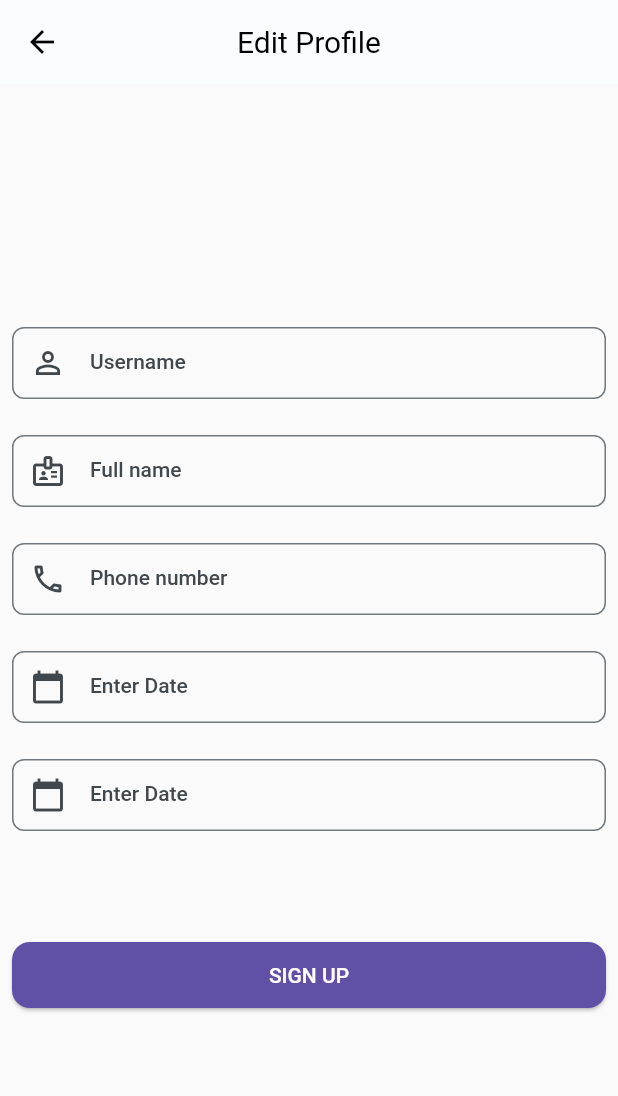
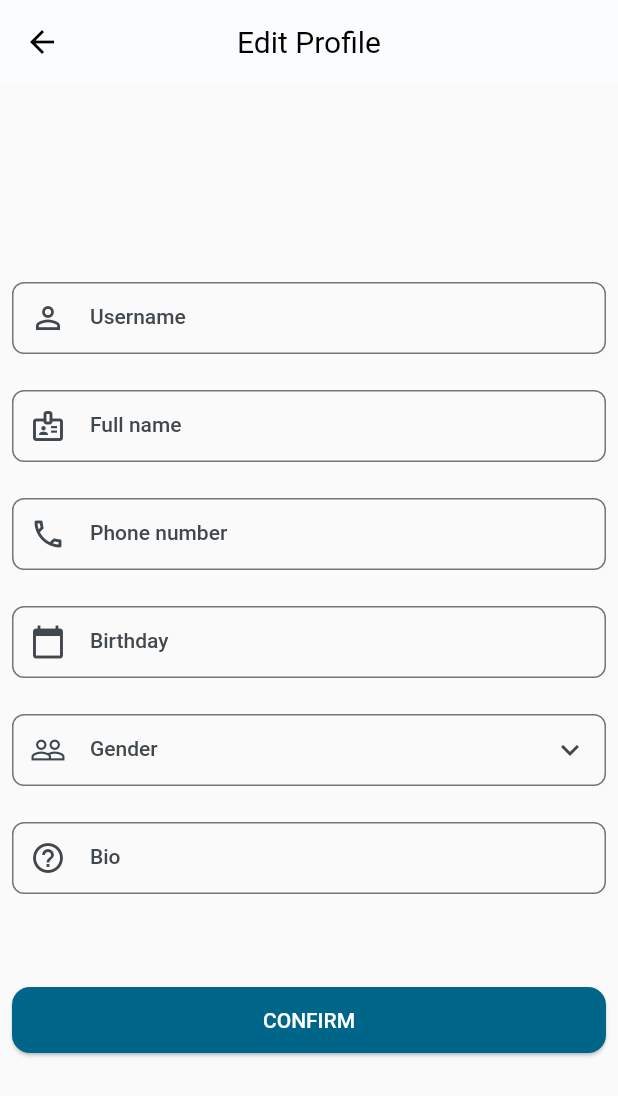
Before and after one commit to quangnhat22/cs_video_call_app, a Flutter app: the EditProfilePage screen opened directly, on a phone screen of 412 x 824 dp. Shown: the top 1096 px of the screen. Run offline on Flutter 3.47's test engine with Material 2 defaults, Android fonts, the phone set to English and light mode, and no system bars; our stand-ins replace cached_network_image, device_info_plus, dio, equatable, firebase_auth, firebase_core and 8 more; accounts and stored records are empty; generated files the repository leaves out were written again.

Commit message:
finish UI edit form

```diff
--- a/lib/common/widgets/stateless/form/text_form_field.dart
+++ b/lib/common/widgets/stateless/form/text_form_field.dart
@@ -44,6 +44,8 @@ class CTextFormField extends StatelessWidget {
       child: TextFormField(
         controller: controller,
         validator: (value) => validateValue(value, context),
+        minLines: 1,
+        maxLines: null,
         decoration: InputDecoration(
           prefixIcon: icon,
           label: Text(label),
--- a/lib/core/langs/app_en.arb
+++ b/lib/core/langs/app_en.arb
@@ -41,5 +41,6 @@
   "are_you_sure_want_to_log_out": "Are you sure you want to logout?",
   "username": "Username",
   "full_name": "Full name",
-  "phone_number": "Phone number"
+  "phone_number": "Phone number",
+  "bio": "Bio"
 }
--- a/lib/core/langs/app_vi.arb
+++ b/lib/core/langs/app_vi.arb
@@ -41,5 +41,6 @@
   "are_you_sure_want_to_log_out": "Bạn có chắc chắn muốn thoát khỏi ứng dụng?",
   "username": "Username",
   "full_name": "Họ và tên",
-  "phone_number": "Số điện thoại"
+  "phone_number": "Số điện thoại",
+  "bio": "Giới thiệu bản thân"
 }
--- a/lib/main.dart
+++ b/lib/main.dart
@@ -1,3 +1,4 @@
+import 'package:firebase_auth/firebase_auth.dart';
 import 'package:firebase_core/firebase_core.dart';
 import 'package:flutter/material.dart';
 import 'package:flutter_bloc/flutter_bloc.dart';
@@ -17,9 +18,12 @@ Future<void> _initialize() async {
   WidgetsFlutterBinding.ensureInitialized();
   // .dev
   Bloc.observer = AppObserver();
+
   await Firebase.initializeApp(
     options: DefaultFirebaseOptions.currentPlatform,
   );
+  // .dev
+  //await FirebaseAuth.instance.useAuthEmulator('127.0.0.1', 9099);
   await Hive.initFlutter();
   await di.configureDependencies();
 }
--- a/lib/presentation/setting/edit_profile/widgets/birthday_input.dart
+++ b/lib/presentation/setting/edit_profile/widgets/birthday_input.dart
@@ -25,7 +25,7 @@ class _BirthdayInputState extends State<BirthdayInput> {
         controller: dateInput,
         decoration: const InputDecoration(
           prefixIcon: Icon(Icons.calendar_today),
-          label: Text("Enter Date"),
+          label: Text("Birthday"),
           border: OutlineInputBorder(
               borderSide: BorderSide(width: 1),
               borderRadius: BorderRadius.all(Radius.circular(8))),
--- a/lib/presentation/setting/edit_profile/widgets/edit_profile_form.dart
+++ b/lib/presentation/setting/edit_profile/widgets/edit_profile_form.dart
@@ -5,7 +5,6 @@ import 'package:videocall/presentation/setting/edit_profile/widgets/birthday_inp
 import 'package:videocall/presentation/setting/edit_profile/widgets/gender_input.dart';
 
 import '../../../../common/widgets/stateless/buttons/custom_elevated_button.dart';
-import '../../../../common/widgets/stateless/buttons/custom_text_button.dart';
 
 class EditProfileForm extends StatelessWidget {
   const EditProfileForm({Key? key}) : super(key: key);
@@ -15,9 +14,7 @@ class EditProfileForm extends StatelessWidget {
     final usernameController = TextEditingController();
     final fullNameController = TextEditingController();
     final phoneNumberController = TextEditingController();
-    final emailController = TextEditingController();
-    final passwordController = TextEditingController();
-    final confirmPasswordController = TextEditingController();
+    final bioController = TextEditingController();
 
     final formKey = GlobalKey<FormState>();
 
@@ -30,7 +27,8 @@ class EditProfileForm extends StatelessWidget {
     return SingleChildScrollView(
       child: Form(
         key: formKey,
-        child: Column(children: <Widget>[
+        child: Column(
+          children: <Widget>[
             CTextFormField(
               controller: usernameController,
               icon: const Icon(Icons.person_outline),
@@ -50,28 +48,41 @@ class EditProfileForm extends StatelessWidget {
             ),
             const BirthdayInput(),
             const GenderInput(),
+            CTextFormField(
+              controller: bioController,
+              icon: const Icon(Icons.help_outline),
+              label: AppLocalizations.of(context)!.bio,
+              type: InputType.multiline,
+            ),
             Padding(
-            padding: const EdgeInsets.only(top: 60),
+              padding: const EdgeInsets.only(top: 48),
               child: SizedBox(
                 width: double.infinity,
                 child: CustomElevatedButton(
-                  AppLocalizations.of(context)!.sign_up_text_button,
-                  signUp,
-                  Theme.of(context).colorScheme.secondary),
+                  AppLocalizations.of(context)!.confirm,
+                  () {},
+                  Theme.of(context).colorScheme.primary,
                 ),
               ),
-          if (MediaQuery.of(context).orientation == Orientation.landscape)
-            Padding(
-              padding: const EdgeInsets.only(top: 14),
-              child: CustomTextButton(
-                AppLocalizations.of(context)!.back_to_welcome,
-                () {
-                  Navigator.pop(context);
-                },
-                Theme.of(context).colorScheme.secondary,
             ),
-            )
-        ]),
+            // if (MediaQuery
+            //     .of(context)
+            //     .orientation == Orientation.landscape)
+            //   Padding(
+            //     padding: const EdgeInsets.only(top: 14),
+            //     child: CustomTextButton(
+            //       AppLocalizations.of(context)!.back_to_welcome,
+            //           () {
+            //         Navigator.pop(context);
+            //       },
+            //       Theme
+            //           .of(context)
+            //           .colorScheme
+            //           .secondary,
+            //     ),
+            //   )
+          ],
+        ),
       ),
     );
   }
--- a/lib/presentation/setting/edit_profile/widgets/gender_input.dart
+++ b/lib/presentation/setting/edit_profile/widgets/gender_input.dart
@@ -1,4 +1,5 @@
 import 'package:flutter/material.dart';
+import 'package:videocall/presentation/setting/edit_profile/widgets/select_gender_form_dialog.dart';
 
 class GenderInput extends StatefulWidget {
   const GenderInput({Key? key}) : super(key: key);
@@ -19,14 +20,14 @@ class _GenderInputState extends State<GenderInput> {
   Future<void> _showDialog(BuildContext ctx) {
     return showDialog(
       context: ctx,
-      builder: (context) => AlertDialog(
-        title: const Text('Your name'),
-        content: Column(
-          mainAxisSize: MainAxisSize.min,
-          children: const <Widget>[TextField()],
-        ),
+      builder: (context) => GenderFormDialog(
+        initGender: genderController.text,
       ),
-    );
+    ).then((value) {
+      setState(() {
+        genderController.text = value;
+      });
+    });
   }
 
   @override
@@ -36,13 +37,17 @@ class _GenderInputState extends State<GenderInput> {
       child: TextField(
         controller: genderController,
         decoration: const InputDecoration(
-          prefixIcon: Icon(Icons.calendar_today),
-          label: Text("Enter Date"),
+          prefixIcon: Icon(Icons.people_outline),
+          suffixIcon: Icon(Icons.expand_more_outlined),
+          label: Text("Gender"),
           border: OutlineInputBorder(
-              borderSide: BorderSide(width: 1),
-              borderRadius: BorderRadius.all(Radius.circular(8))),
+            borderSide: BorderSide(width: 1),
+            borderRadius: BorderRadius.all(
+              Radius.circular(8),
+            ),
+          ),
         ),
-        readOnly: true, //set it true, so that user will not able to edit text
+        readOnly: true,
         onTap: () => _showDialog(context),
       ),
     );
```
Also changed, not shown: lib/common/widgets/stateless/list_tile/radio_list_title.dart (added, +47 -0 lines), lib/core/config/app_config.dart (+12 -1 lines), lib/presentation/setting/edit_profile/widgets/select_gender_form_dialog.dart (added, +65 -0 lines). Lines whose indentation alone changed are shown as unchanged.
